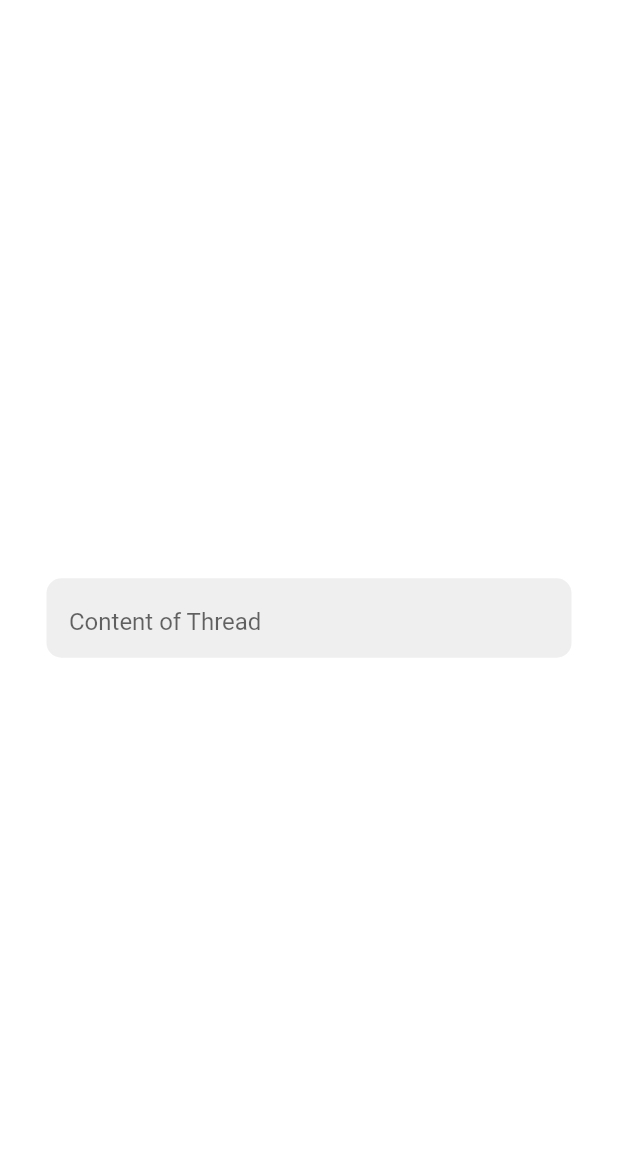
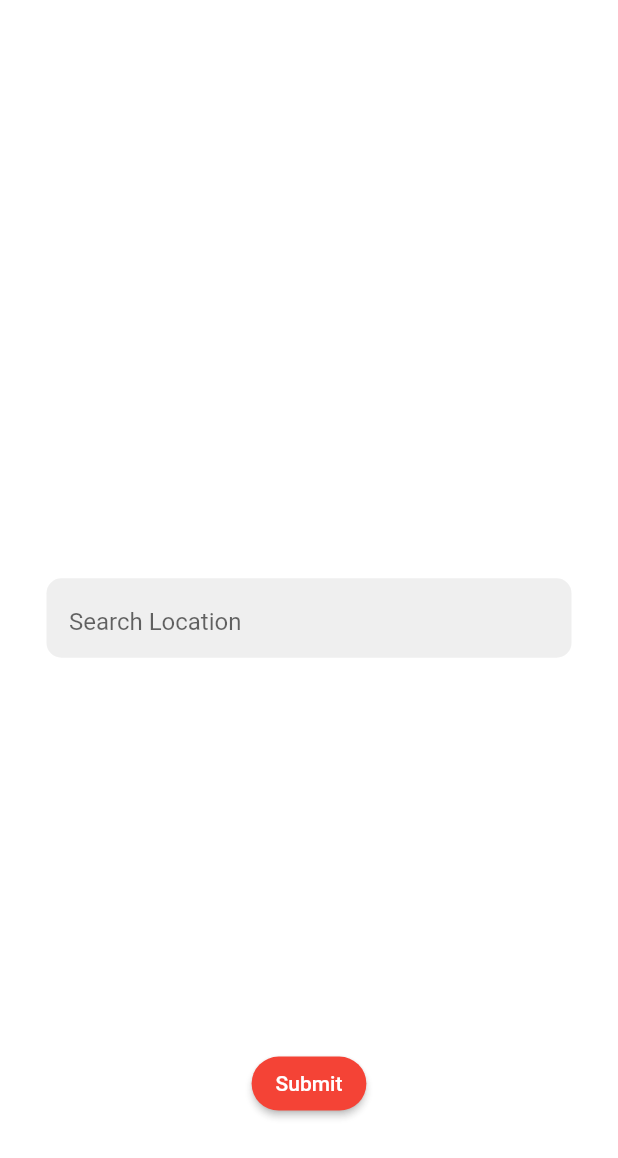
Before and after one commit to aura-cz2006/aura-app, a Flutter app: the searchOverlay screen opened directly, on a phone screen of 412 x 824 dp. Shown: the top 1158 px of the screen. Run offline on Flutter 3.47's test engine with Material 2 defaults, Android fonts, the phone set to English and light mode, and no system bars; our stand-ins replace flutter_map, flutter_speed_dial, go_router, latlong2, like_button; missing offline and left inert: icon_badge.

Commit message:
Added submit button to search

```diff
--- a/lib/view/community/fabLocation.dart
+++ b/lib/view/community/fabLocation.dart
@@ -94,6 +94,41 @@ class searchOverlay extends StatelessWidget {
     return Scaffold(
       backgroundColor: Colors.white.withOpacity(0.85),
       body: Center(
+        child: Stack(
+          children: <Widget>[
+            searchBar(),
+            submitButton()
+          ],
+        )
+      )
+    );
+  }
+}
+
+Widget submitButton() {
+  return Align(
+    alignment: Alignment(0,0.8),
+    child: ElevatedButton(
+      style: ButtonStyle(
+          shape: MaterialStateProperty.all<RoundedRectangleBorder>(
+              RoundedRectangleBorder(
+                  borderRadius: BorderRadius.circular(18.0)
+              )
+          )
+      ),
+      child: Text("Submit"),
+      onPressed: (){
+        /*Navigator.push(
+            context,
+            MaterialPageRoute(builder: (context) => createThread()),*/
+      },
+    ),
+  );
+}
+
+Widget searchBar(){
+  return Align(
+    alignment: Alignment.center,
     child: Container(
         width: 350,
         decoration: BoxDecoration(
@@ -107,12 +142,10 @@ class searchOverlay extends StatelessWidget {
               keyboardType: TextInputType.multiline,
               decoration: InputDecoration(
                 border: InputBorder.none,
-                    hintText: "Content of Thread",
+                hintText: "Search Location",
               )
           ),
         )
     )
-      )
   );
 }
-}
```
Lines whose indentation alone changed are shown as unchanged.
